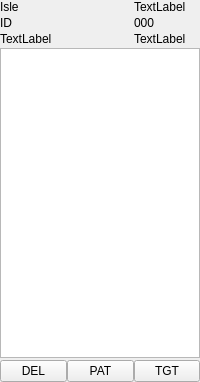
Before: the Qt Designer form waterobjectinfo.ui in ngc42/WaterWorld, drawn with Qt 5.
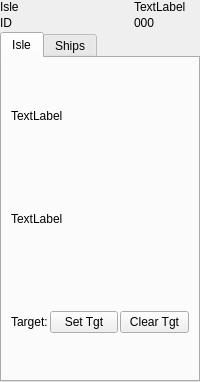
After: the same form once the commit is applied. The open tabs and pages were chosen to show the change.

Commit message: preparing UI für default target of isle

```diff
--- a/waterobjectinfo.ui
+++ b/waterobjectinfo.ui
@@ -177,56 +177,134 @@
     <property name="verticalSpacing">
      <number>2</number>
     </property>
-    <item row="4" column="1">
+    <item row="5" column="0" colspan="3">
+     <widget class="QWidget" name="widget" native="true">
+      <property name="minimumSize">
+       <size>
+        <width>0</width>
+        <height>30</height>
+       </size>
+      </property>
+      <layout class="QVBoxLayout" name="verticalLayout">
+       <property name="spacing">
+        <number>0</number>
+       </property>
+       <property name="leftMargin">
+        <number>0</number>
+       </property>
+       <property name="topMargin">
+        <number>0</number>
+       </property>
+       <property name="rightMargin">
+        <number>0</number>
+       </property>
+       <property name="bottomMargin">
+        <number>0</number>
+       </property>
+       <item>
+        <widget class="QTabWidget" name="tabWidget">
+         <property name="currentIndex">
+          <number>0</number>
+         </property>
+         <widget class="QWidget" name="pinfo">
+          <attribute name="title">
+           <string>Isle</string>
+          </attribute>
+          <layout class="QVBoxLayout" name="verticalLayout_2">
+           <item>
+            <widget class="QLabel" name="labelHumanIslePopulation">
+             <property name="text">
+              <string>TextLabel</string>
+             </property>
+            </widget>
+           </item>
+           <item>
+            <widget class="QLabel" name="labelHumanIsleTechnology">
+             <property name="text">
+              <string>TextLabel</string>
+             </property>
+            </widget>
+           </item>
+           <item>
+            <widget class="QWidget" name="widget_2" native="true">
+             <layout class="QGridLayout" name="gridLayout_6">
+              <property name="leftMargin">
+               <number>0</number>
+              </property>
+              <property name="rightMargin">
+               <number>0</number>
+              </property>
+              <property name="spacing">
+               <number>2</number>
+              </property>
+              <item row="0" column="1">
+               <widget class="QPushButton" name="pbSetDefaultTarget">
+                <property name="text">
+                 <string>Set Tgt</string>
+                </property>
+               </widget>
+              </item>
+              <item row="0" column="0">
+               <widget class="QLabel" name="label_9">
+                <property name="text">
+                 <string>Target:</string>
+                </property>
+               </widget>
+              </item>
+              <item row="0" column="2">
+               <widget class="QPushButton" name="pbClearDefaultTarget">
+                <property name="text">
+                 <string>Clear Tgt</string>
+                </property>
+               </widget>
+              </item>
+             </layout>
+            </widget>
+           </item>
+          </layout>
+         </widget>
+         <widget class="QWidget" name="pship">
+          <attribute name="title">
+           <string>Ships</string>
+          </attribute>
+          <layout class="QGridLayout" name="gridLayout_5">
+           <property name="leftMargin">
+            <number>0</number>
+           </property>
+           <property name="topMargin">
+            <number>0</number>
+           </property>
+           <property name="rightMargin">
+            <number>0</number>
+           </property>
+           <property name="bottomMargin">
+            <number>0</number>
+           </property>
+           <property name="spacing">
+            <number>0</number>
+           </property>
+           <item row="1" column="1">
      <widget class="QPushButton" name="pbPatrol">
       <property name="text">
        <string>PAT</string>
       </property>
      </widget>
     </item>
-    <item row="4" column="0">
+           <item row="1" column="0">
      <widget class="QPushButton" name="pbDelete">
       <property name="text">
        <string>DEL</string>
       </property>
      </widget>
     </item>
-    <item row="1" column="0">
-     <widget class="QLabel" name="label_8">
-      <property name="text">
-       <string>ID</string>
-      </property>
-     </widget>
-    </item>
-    <item row="0" column="0">
-     <widget class="QLabel" name="label_6">
-      <property name="text">
-       <string>Isle</string>
-      </property>
-     </widget>
-    </item>
-    <item row="4" column="2">
+           <item row="1" column="2">
      <widget class="QPushButton" name="pbTarget">
       <property name="text">
        <string>TGT</string>
       </property>
      </widget>
     </item>
-    <item row="0" column="2" colspan="2">
-     <widget class="QLabel" name="labelHumanIsleColor">
-      <property name="text">
-       <string>TextLabel</string>
-      </property>
-     </widget>
-    </item>
-    <item row="1" column="2">
-     <widget class="QLabel" name="labelHumanIsleId">
-      <property name="text">
-       <string>000</string>
-      </property>
-     </widget>
-    </item>
-    <item row="3" column="0" colspan="4">
+           <item row="0" column="0" colspan="3">
      <widget class="QTableWidget" name="tableWidget">
       <property name="dragDropOverwriteMode">
        <bool>false</bool>
@@ -251,17 +329,38 @@
       </attribute>
      </widget>
     </item>
-    <item row="2" column="0">
-     <widget class="QLabel" name="labelHumanIslePopulation">
+          </layout>
+         </widget>
+        </widget>
+       </item>
+      </layout>
+     </widget>
+    </item>
+    <item row="0" column="2" colspan="2">
+     <widget class="QLabel" name="labelHumanIsleColor">
       <property name="text">
        <string>TextLabel</string>
       </property>
      </widget>
     </item>
-    <item row="2" column="2">
-     <widget class="QLabel" name="labelHumanIsleTechnology">
+    <item row="0" column="0">
+     <widget class="QLabel" name="label_6">
       <property name="text">
-       <string>TextLabel</string>
+       <string>Isle</string>
+      </property>
+     </widget>
+    </item>
+    <item row="1" column="2">
+     <widget class="QLabel" name="labelHumanIsleId">
+      <property name="text">
+       <string>000</string>
+      </property>
+     </widget>
+    </item>
+    <item row="1" column="0">
+     <widget class="QLabel" name="label_8">
+      <property name="text">
+       <string>ID</string>
       </property>
      </widget>
     </item>
```
Left out of the diff: 2 changed lines with no effect on the pictures. Lines whose indentation alone changed are shown as unchanged.
